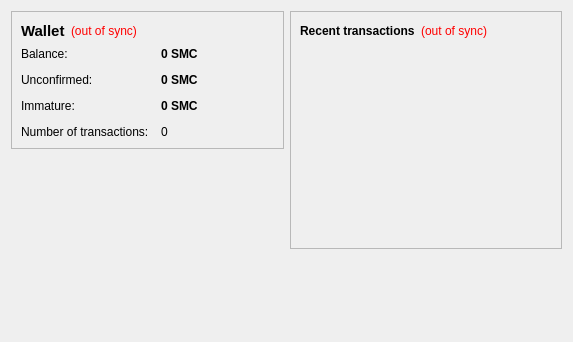
Old version of the form src/qt/forms/overviewpage.ui in the repository concretecoin/concretecoin.
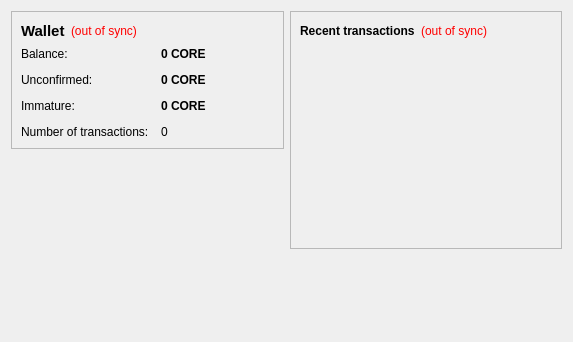
New version of the form.

The edit to the form file:
```diff
--- a/src/qt/forms/overviewpage.ui
+++ b/src/qt/forms/overviewpage.ui
@@ -105,7 +105,7 @@
              <string>Your current balance</string>
             </property>
             <property name="text">
-             <string notr="true">0 SMC</string>
+             <string notr="true">0 CORE</string>
             </property>
             <property name="textInteractionFlags">
              <set>Qt::LinksAccessibleByMouse|Qt::TextSelectableByKeyboard|Qt::TextSelectableByMouse</set>
@@ -134,7 +134,7 @@
              <string>Total of transactions that have yet to be confirmed, and do not yet count toward the current balance</string>
             </property>
             <property name="text">
-             <string notr="true">0 SMC</string>
+             <string notr="true">0 CORE</string>
             </property>
             <property name="textInteractionFlags">
              <set>Qt::LinksAccessibleByMouse|Qt::TextSelectableByKeyboard|Qt::TextSelectableByMouse</set>
@@ -177,7 +177,7 @@
              <string>Mined balance that has not yet matured</string>
             </property>
             <property name="text">
-             <string notr="true">0 SMC</string>
+             <string notr="true">0 CORE</string>
             </property>
             <property name="textInteractionFlags">
              <set>Qt::LinksAccessibleByMouse|Qt::TextSelectableByKeyboard|Qt::TextSelectableByMouse</set>
```
Left out of the diff: 4 changed lines with no effect on the pictures.
